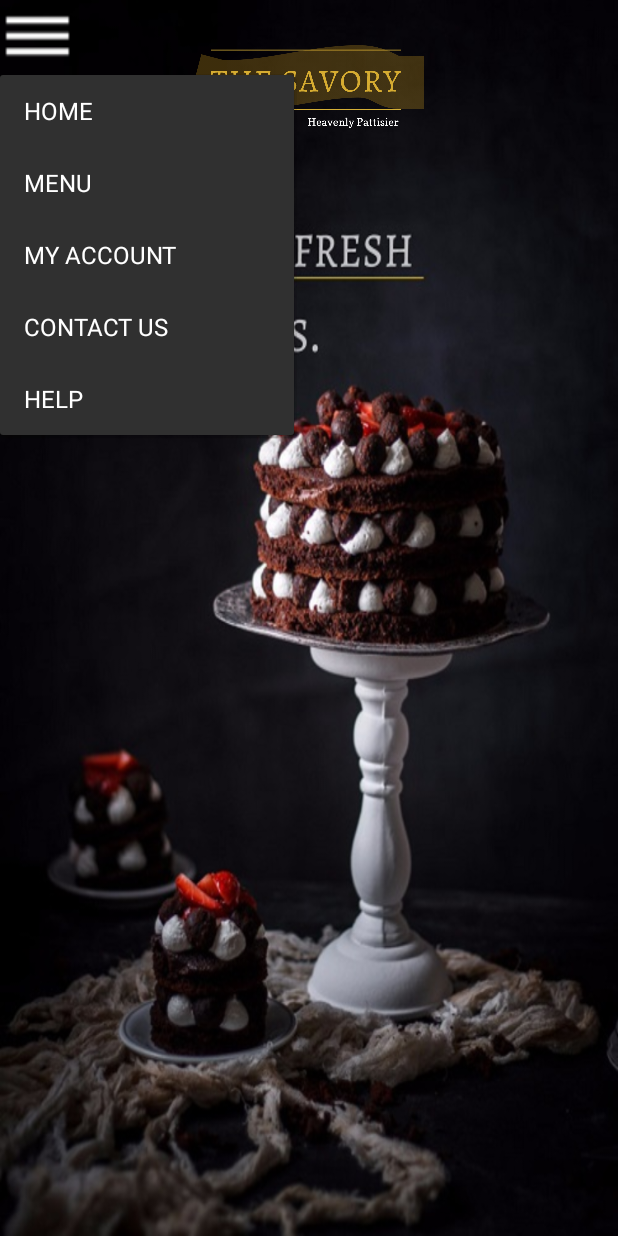
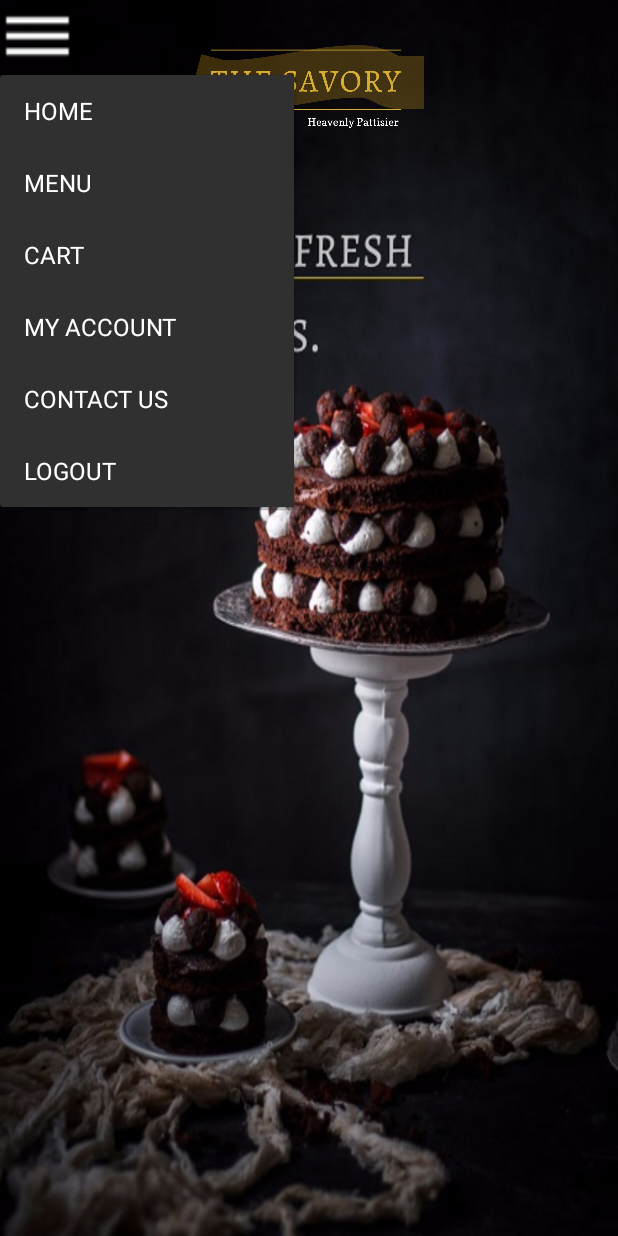
Before and after one commit to AlifAbhiesa/Savory, an Android app: the MainmenuActivity screen opened directly, with no data from a screen before it, after a tap on an icon or button, on a phone screen of 412 x 824 dp. Run offline under Robolectric (Android 15) with nearby library versions, the light colour scheme and no system bars.

Commit message:
update form popup menu

```diff
--- a/app/src/main/AndroidManifest.xml
+++ b/app/src/main/AndroidManifest.xml
@@ -23,7 +23,8 @@
         <activity android:name=".MainmenuActivity" />
         <activity android:name=".ProductlistActivity" />
         <activity android:name=".GridItemActivity" />
-        <activity android:name=".ContactUsActivity"></activity>
+        <activity android:name=".ContactUsActivity" />
+        <activity android:name=".MyAccountActivity"></activity>
     </application>
 
 </manifest>
--- a/app/src/main/res/menu/popup_menu.xml
+++ b/app/src/main/res/menu/popup_menu.xml
@@ -9,8 +9,13 @@
     <item
         android:id="@+id/menu"
         android:title="MENU"
-        android:onClick="ProductlistActivity"
+        android:onClick="ProductlistActivity"/>
+
+    <item
+        android:id="@+id/help"
+        android:title="CART"
         />
+
     <item
         android:id="@+id/myacc"
         android:title="MY ACCOUNT"
@@ -21,8 +26,8 @@
         android:onClick="ContactActvity"
         />
     <item
-        android:id="@+id/help"
-        android:title="HELP"
+        android:id="@+id/logout"
+        android:title="LOGOUT"
         />
 
 </menu>
```
Also changed, not shown: app/src/main/java/com/thesavorycake/thesavory/MyAccountActivity.java (added, +13 -0 lines), app/src/main/res/layout/activity_my_account.xml (added, +18 -0 lines), app/src/main/res/drawable/background5.jpeg (added).
